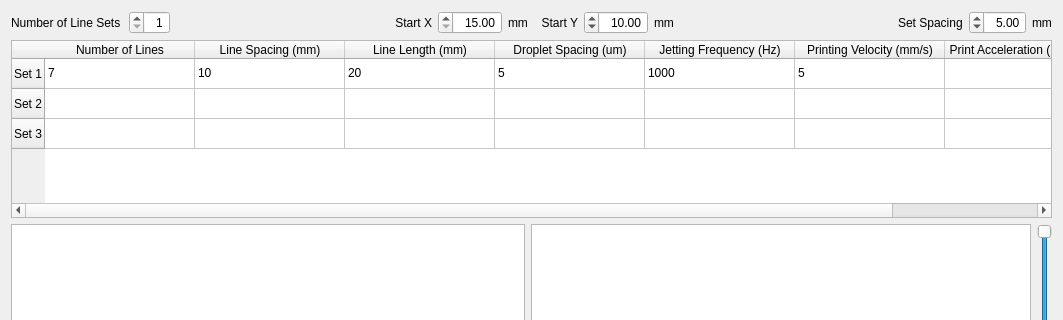
Above: src/ui/lineprintwidget.ui from BYUCreateResearchLab/CREATE_LAB_Binder_Jet_Printer before the change; both pictures show x 0 to 1063 and y 0 to 320 of the 1063 by 789 pixel window. Below: the same form after it.
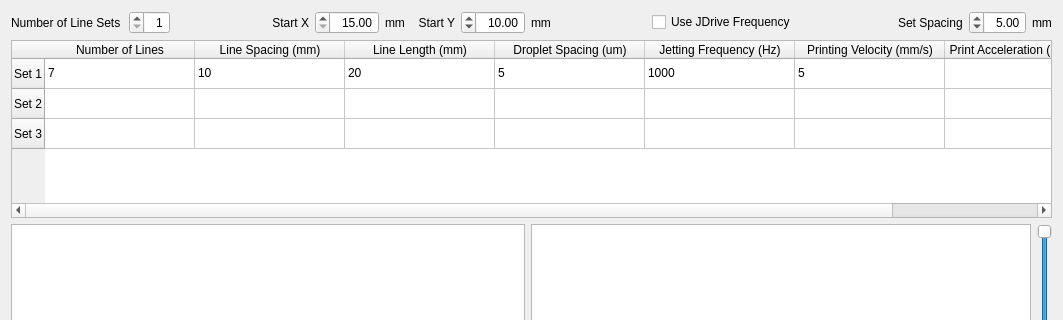
That is the form after the change. Custom widgets are drawn as their Qt base class.

Commit message: JetDrive Frequency

Diff of the .ui file:
```diff
--- a/src/ui/lineprintwidget.ui
+++ b/src/ui/lineprintwidget.ui
@@ -18,7 +18,7 @@
   </property>
   <layout class="QVBoxLayout" name="verticalLayout_3">
    <item>
-    <layout class="QHBoxLayout" name="horizontalLayout_7" stretch="0,0,0,0,0,0,0,0,0,0,0,0,0">
+    <layout class="QHBoxLayout" name="horizontalLayout_7" stretch="0,0,0,0,0,0,0,0,0,0,0,0,0,0,0">
      <property name="spacing">
       <number>6</number>
      </property>
@@ -179,6 +179,29 @@
        </property>
       </spacer>
      </item>
+     <item>
+      <widget class="QCheckBox" name="useJDriveFreqCheckBox">
+       <property name="toolTip">
+        <string>&lt;html&gt;&lt;head/&gt;&lt;body&gt;&lt;p&gt;When enabled, JetDrive sets the frequency. Printer only sends one pulse to the JetDrive when it should start printing, and it drops the correct number of drops at the specified frequency. This allows for the printer to print at any frequency at an interval of 1us inter-arrival time instead of factors and multiples of 512 that the motion controller supports.&lt;/p&gt;&lt;p&gt;NOTE: the maximum number of drops the JetDrive can drop from one pulse is 999. I know this will give someone problems so I'm sorry&lt;/p&gt;&lt;/body&gt;&lt;/html&gt;</string>
+       </property>
+       <property name="text">
+        <string>Use JDrive Frequency</string>
+       </property>
+      </widget>
+     </item>
+     <item>
+      <spacer name="horizontalSpacer_2">
+       <property name="orientation">
+        <enum>Qt::Horizontal</enum>
+       </property>
+       <property name="sizeHint" stdset="0">
+        <size>
+         <width>40</width>
+         <height>20</height>
+        </size>
+       </property>
+      </spacer>
+     </item>
      <item alignment="Qt::AlignRight">
       <widget class="QLabel" name="label_setSpacing">
        <property name="text">
```
The commit also changes 6 other files.
